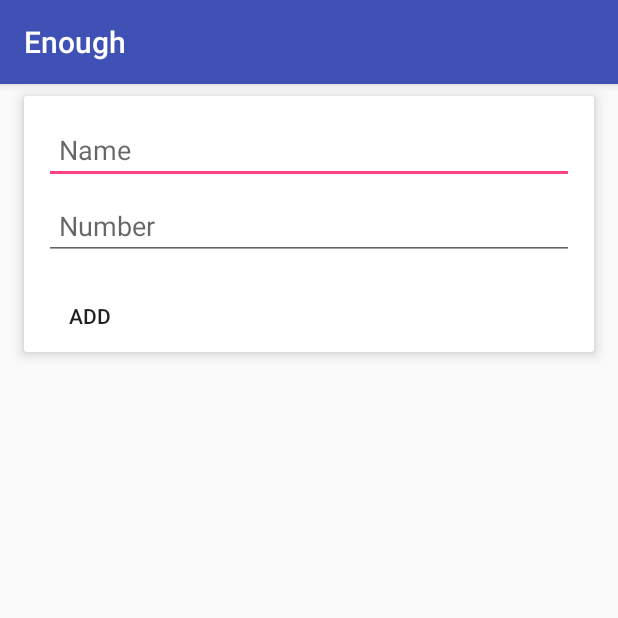
After one commit to joannesong/EnoughApp, an Android app: the AddContactActivity screen opened directly, with no data from a screen before it, on a phone screen of 412 x 824 dp, the top half of it. The commit adds this screen. Run offline under Robolectric (Android 15) with nearby library versions, the phone set to English and light mode, and no system bars.

Commit message:
mmAddActivity

```diff
--- a/app/src/main/AndroidManifest.xml
+++ b/app/src/main/AndroidManifest.xml
@@ -2,7 +2,7 @@
 <manifest xmlns:android="http://schemas.android.com/apk/res/android"
     package="nyc.c4q.enough">
 
-    <uses-permission android:name="android.permission.INTERNET"/>
+    <uses-permission android:name="android.permission.INTERNET" />
 
     <application
         android:allowBackup="true"
@@ -22,7 +22,8 @@
             </intent-filter>
         </activity>
         <activity android:name=".HelpActivity" />
-        <activity android:name=".help.DistressMessageActivity"></activity>
+        <activity android:name=".help.DistressMessageActivity" />
+        <activity android:name=".AddContactActivity"></activity>
     </application>
 
 </manifest>
--- /dev/null
+++ b/app/src/main/java/nyc/c4q/enough/AddContactActivity.java
@@ -0,0 +1,13 @@
+package nyc.c4q.enough;
+
+import android.support.v7.app.AppCompatActivity;
+import android.os.Bundle;
+
+public class AddContactActivity extends AppCompatActivity {
+
+    @Override
+    protected void onCreate(Bundle savedInstanceState) {
+        super.onCreate(savedInstanceState);
+        setContentView(R.layout.activity_add);
+    }
+}
--- /dev/null
+++ b/app/src/main/res/layout/activity_add.xml
@@ -0,0 +1,91 @@
+<?xml version="1.0" encoding="utf-8"?>
+<LinearLayout
+    xmlns:android="http://schemas.android.com/apk/res/android"
+    xmlns:app="http://schemas.android.com/apk/res-auto"
+    xmlns:tools="http://schemas.android.com/tools"
+    android:layout_width="match_parent"
+    android:layout_height="wrap_content"
+    tools:context="nyc.c4q.enough.AddContactActivity"
+    android:orientation="vertical">
+
+    <android.support.v7.widget.CardView
+        android:layout_width="match_parent"
+        android:layout_height="match_parent"
+        android:layout_marginBottom="16dp"
+        android:layout_marginLeft="16dp"
+        android:layout_marginRight="16dp"
+        android:layout_marginTop="8dp"
+        app:cardCornerRadius="2dp"
+        app:cardElevation="5dp">
+
+
+        <RelativeLayout
+            android:layout_width="match_parent"
+            android:layout_height="wrap_content">
+
+
+            <LinearLayout
+                android:id="@+id/text_holder"
+                android:layout_width="match_parent"
+                android:layout_height="wrap_content"
+                android:baselineAligned="false"
+                android:padding="8dp">
+
+                <LinearLayout
+                    android:layout_width="0dp"
+                    android:layout_height="match_parent"
+                    android:layout_weight=".4"
+                    android:orientation="vertical"
+                    android:padding="5dp">
+
+                    <EditText
+                        android:id="@+id/edtName"
+                        android:layout_width="match_parent"
+                        android:layout_height="wrap_content"
+                        android:layout_marginBottom="5dp"
+
+                        android:ems="10"
+                        android:hint="Name"
+                        android:inputType="textPersonName"
+                        android:paddingLeft="10dp" >
+
+                        <requestFocus />
+                    </EditText>
+
+                    <EditText
+                        android:id="@+id/edtNumber"
+                        android:layout_width="match_parent"
+                        android:layout_height="wrap_content"
+                        android:ems="10"
+                        android:hint="Number"
+                        android:inputType="phone"
+                        android:paddingLeft="10dp" />
+
+
+                </LinearLayout>
+
+
+
+            </LinearLayout>
+
+            <LinearLayout
+                android:layout_width="match_parent"
+                android:layout_height="wrap_content"
+                android:layout_below="@id/text_holder"
+                android:orientation="horizontal">
+
+                <Button
+                    android:id="@+id/bookmark"
+                    android:layout_width="wrap_content"
+                    android:layout_height="wrap_content"
+                    android:text="add"
+                    style="?android:attr/borderlessButtonStyle"
+                    />
+
+
+            </LinearLayout>
+        </RelativeLayout>
+
+    </android.support.v7.widget.CardView>
+
+</LinearLayout>
```
Also changed, not shown: app/src/main/java/nyc/c4q/enough/help/HelpFragment.java (+4 -6 lines), app/src/main/res/layout/fragment_help.xml (+25 -11 lines), app/src/main/res/values/strings.xml (+4 -4 lines).
